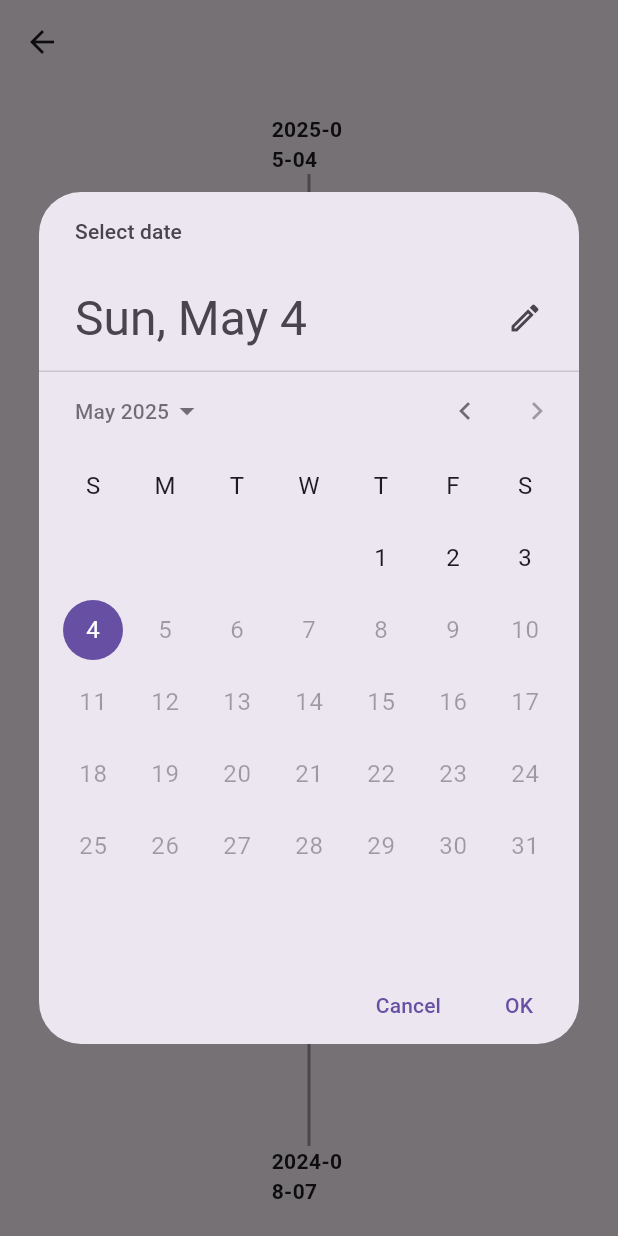
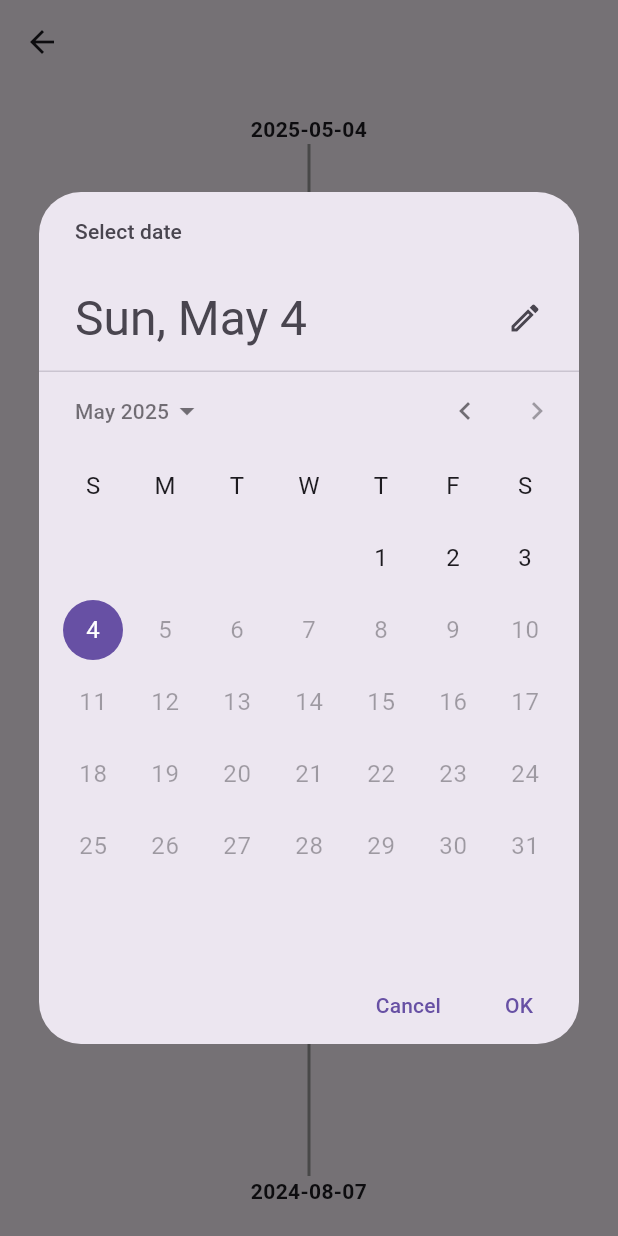
Before and after one commit to unearthcreator/barnbok2, a Flutter app: the TimelineScreen screen opened directly with empty values, after a tap on an icon or button, on a phone screen of 412 x 824 dp. Run offline on Flutter 3.47's test engine with Material 3 defaults, Android fonts, the phone set to English and light mode, and no system bars; our stand-ins replace hive, hive_flutter, image_cropper, image_picker, logger, shared_preferences; accounts and stored records are empty.

Commit message:
Date on portraits look better

```diff
--- a/lib/features/timeline_screens/timeline_screen.dart
+++ b/lib/features/timeline_screens/timeline_screen.dart
@@ -54,7 +54,7 @@ class _TimelineScreenState extends State<TimelineScreen> {
                   mainAxisAlignment: MainAxisAlignment.center,
                   children: [
                     Row(
-                      crossAxisAlignment: CrossAxisAlignment.start, // Changed to start to align the line with date below
+                      crossAxisAlignment: CrossAxisAlignment.start,
                       children: [
                         Column(
                           children: [
@@ -63,7 +63,7 @@ class _TimelineScreenState extends State<TimelineScreen> {
                               width: 3,
                               color: Colors.black,
                             ),
-                            const SizedBox(height: 8), // Increased spacing
+                            const SizedBox(height: 8),
                             GestureDetector(
                               onTap: () => _selectDate(context, true),
                               child: Text(
@@ -73,10 +73,18 @@ class _TimelineScreenState extends State<TimelineScreen> {
                             ),
                           ],
                         ),
+                        // Create a Row that contains the line to ensure it reaches the markers
+                        Expanded(
+                          child: Row(
+                            children: [
                               Expanded(
                                 child: Container(
                                   height: 1.5,
                                   color: Colors.grey,
+                                  margin: EdgeInsets.only(top: 12.25), // Center the line with the markers (25/2 - 1.5/2 = 11.75 + a bit for visual alignment)
+                                ),
+                              ),
+                            ],
                           ),
                         ),
                         Column(
@@ -86,7 +94,7 @@ class _TimelineScreenState extends State<TimelineScreen> {
                               width: 3,
                               color: Colors.black,
                             ),
-                            const SizedBox(height: 8), // Increased spacing
+                            const SizedBox(height: 8),
                             GestureDetector(
                               onTap: () => _selectDate(context, false),
                               child: Text(
@@ -100,17 +108,19 @@ class _TimelineScreenState extends State<TimelineScreen> {
                     ),
                   ],
                 )
-              : SizedBox(
-                  width: 50, // Fixed width for the portrait timeline
-                  child: Column(
+              : Column(
                     mainAxisAlignment: MainAxisAlignment.center,
                     crossAxisAlignment: CrossAxisAlignment.center, // Center alignment
                     children: [
                       GestureDetector(
                         onTap: () => _selectDate(context, false),
+                        child: Container(
+                          width: 120, // Wider container to fit the date on one line
                           child: Text(
                             '${endDate.toLocal()}'.split(' ')[0],
                             style: const TextStyle(fontWeight: FontWeight.bold),
+                            textAlign: TextAlign.center,
+                          ),
                         ),
                       ),
                       Expanded(
@@ -121,16 +131,19 @@ class _TimelineScreenState extends State<TimelineScreen> {
                       ),
                       GestureDetector(
                         onTap: () => _selectDate(context, true),
+                        child: Container(
+                          width: 120, // Wider container to fit the date on one line
                           child: Text(
                             '${startDate.toLocal()}'.split(' ')[0],
                             style: const TextStyle(fontWeight: FontWeight.bold),
+                            textAlign: TextAlign.center,
+                          ),
                         ),
                       ),
                     ],
                   ),
         ),
       ),
-      ),
     );
   }
 }
```
Lines whose indentation alone changed are shown as unchanged.
